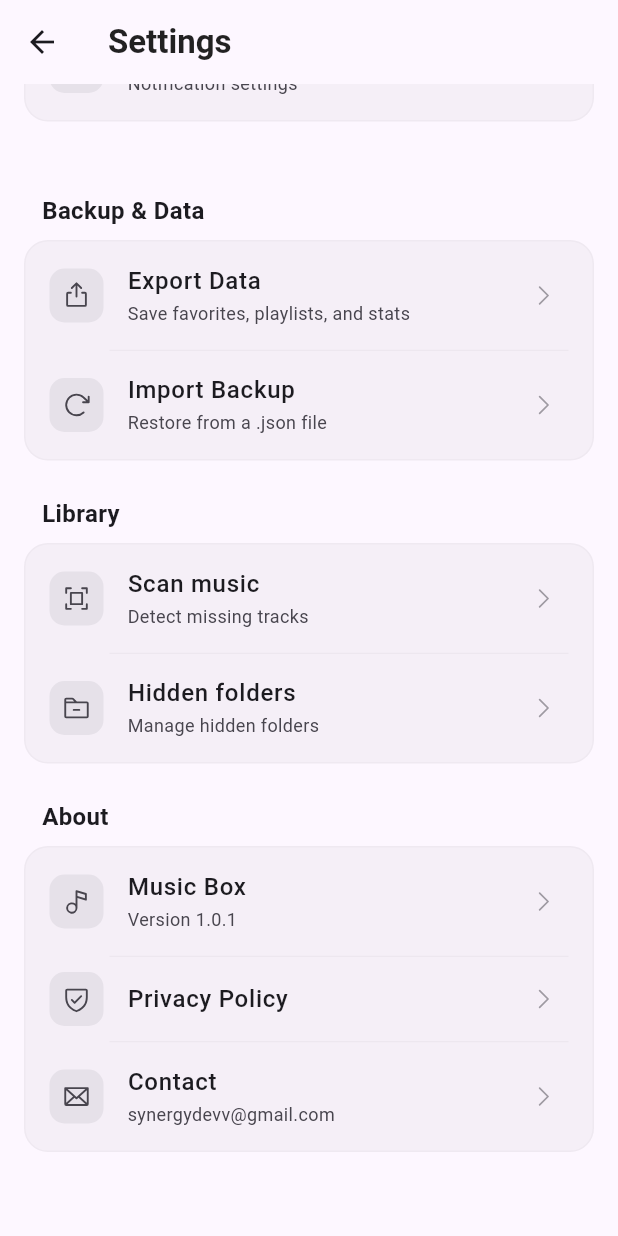
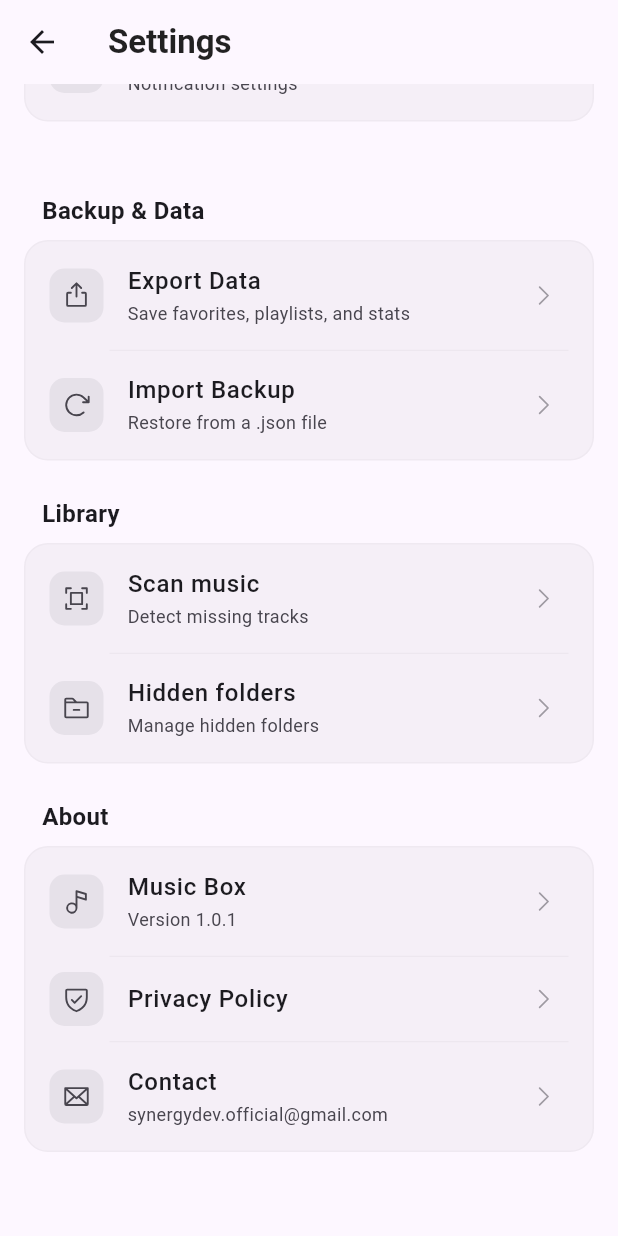
Before and after one commit to Bass6architecture/Music-BOX, a Flutter app: the SettingsPage screen opened directly, scrolled down 812 dp, on a phone screen of 412 x 824 dp. Run offline on Flutter 3.47's test engine with Material 3 defaults, Android fonts, the light colour scheme and no system bars; our stand-ins replace audio_service, file_picker, firebase_core, flutter_bloc, google_mobile_ads, image_cropper and 9 more; missing offline and left inert: android_intent_plus, audio_session; accounts and stored records are empty; statements that could not run were skipped.

Commit message:
Update support email to synergydev.official@gmail.com

```diff
--- a/lib/ui/settings_page.dart
+++ b/lib/ui/settings_page.dart
@@ -445,9 +445,9 @@ class _SettingsPageState extends State<SettingsPage> {
             context,
             icon: PhosphorIcons.envelope(),
             title: l10n.contact,
-            subtitle: 'synergydevv@gmail.com',
+            subtitle: 'synergydev.official@gmail.com',
             onTap: () async {
-              final emailUri = Uri.parse('mailto:synergydevv@gmail.com?subject=${Uri.encodeComponent(l10n.contactSubject)}');
+              final emailUri = Uri.parse('mailto:synergydev.official@gmail.com?subject=${Uri.encodeComponent(l10n.contactSubject)}');
               try {
                 await launchUrl(emailUri);
               } catch (e) {
```
Also changed, not shown: lib/generated/app_localizations.dart, lib/generated/app_localizations_en.dart, lib/generated/app_localizations_fr.dart.
